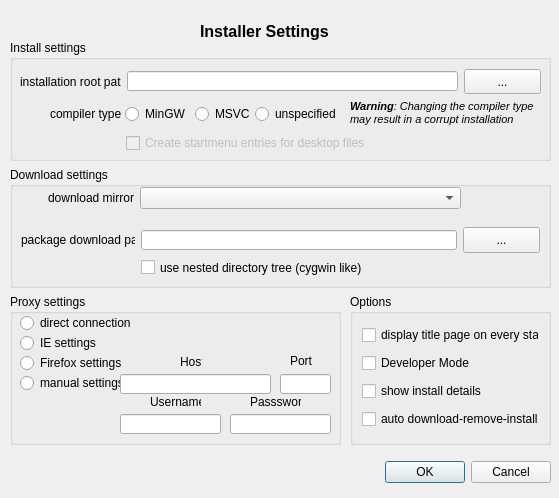
Old version of the form gui/settingspage.ui in the repository KDE/kdewin-installer.
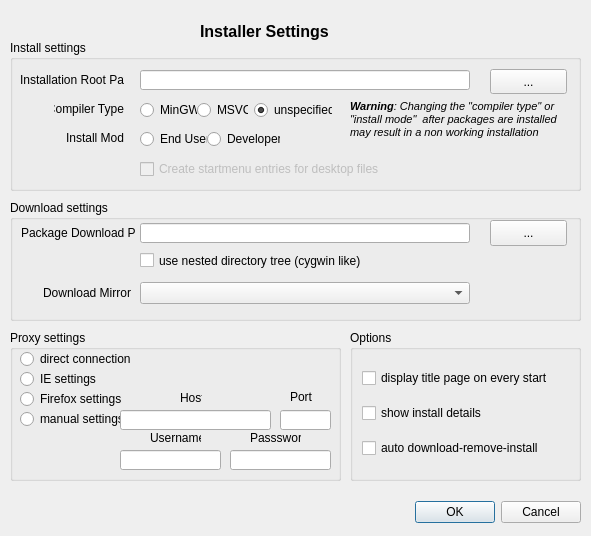
New version of the form.

Commit message: made group boxes from SettingsPage accessable and included in the first run settings pages to avoid duplicated gui definitions, Mirror settings page is still duplicated

```diff
--- a/gui/settingspage.ui
+++ b/gui/settingspage.ui
@@ -5,8 +5,8 @@
    <rect>
     <x>0</x>
     <y>0</y>
-    <width>559</width>
-    <height>498</height>
+    <width>591</width>
+    <height>536</height>
    </rect>
   </property>
   <property name="windowTitle" >
@@ -38,8 +38,8 @@
    <property name="geometry" >
     <rect>
      <x>350</x>
-     <y>294</y>
-     <width>201</width>
+     <y>330</y>
+     <width>231</width>
      <height>151</height>
     </rect>
    </property>
@@ -69,25 +69,6 @@
       </property>
      </widget>
     </item>
-    <item>
-     <widget class="QCheckBox" name="developerMode" >
-      <property name="enabled" >
-       <bool>true</bool>
-      </property>
-      <property name="focusPolicy" >
-       <enum>Qt::ClickFocus</enum>
-      </property>
-      <property name="text" >
-       <string>Developer Mode</string>
-      </property>
-      <property name="checkable" >
-       <bool>true</bool>
-      </property>
-      <property name="checked" >
-       <bool>false</bool>
-      </property>
-     </widget>
-    </item>
     <item>
      <widget class="QCheckBox" name="installDetails" >
       <property name="toolTip" >
@@ -120,7 +101,7 @@
    <property name="geometry" >
     <rect>
      <x>10</x>
-     <y>294</y>
+     <y>330</y>
      <width>331</width>
      <height>151</height>
     </rect>
@@ -279,8 +260,8 @@
   <widget class="QDialogButtonBox" name="buttonBox" >
    <property name="geometry" >
     <rect>
-     <x>360</x>
-     <y>460</y>
+     <x>390</x>
+     <y>500</y>
      <width>191</width>
      <height>25</height>
     </rect>
@@ -297,8 +278,8 @@
     <rect>
      <x>10</x>
      <y>40</y>
-     <width>541</width>
-     <height>121</height>
+     <width>571</width>
+     <height>151</height>
     </rect>
    </property>
    <property name="title" >
@@ -308,21 +289,21 @@
     <property name="geometry" >
      <rect>
       <x>10</x>
-      <y>29</y>
-      <width>101</width>
-      <height>25</height>
+      <y>30</y>
+      <width>104</width>
+      <height>20</height>
      </rect>
     </property>
     <property name="text" >
-     <string>installation root path</string>
+     <string>Installation Root Path</string>
     </property>
    </widget>
    <widget class="QLineEdit" name="rootPathEdit" >
     <property name="geometry" >
      <rect>
-      <x>117</x>
-      <y>31</y>
-      <width>331</width>
+      <x>130</x>
+      <y>30</y>
+      <width>330</width>
       <height>20</height>
      </rect>
     </property>
@@ -330,7 +311,7 @@
    <widget class="QPushButton" name="rootPathSelect" >
     <property name="geometry" >
      <rect>
-      <x>454</x>
+      <x>480</x>
       <y>29</y>
       <width>77</width>
       <height>25</height>
@@ -343,22 +324,25 @@
    <widget class="QLabel" name="label_6" >
     <property name="geometry" >
      <rect>
-      <x>40</x>
-      <y>61</y>
-      <width>71</width>
-      <height>25</height>
+      <x>44</x>
+      <y>62</y>
+      <width>70</width>
+      <height>14</height>
      </rect>
     </property>
     <property name="text" >
-     <string>compiler type</string>
+     <string>Compiler Type</string>
+    </property>
+    <property name="alignment" >
+     <set>Qt::AlignRight|Qt::AlignTrailing|Qt::AlignVCenter</set>
     </property>
    </widget>
    <widget class="QRadioButton" name="compilerMinGW" >
     <property name="geometry" >
      <rect>
-      <x>115</x>
-      <y>65</y>
-      <width>61</width>
+      <x>130</x>
+      <y>61</y>
+      <width>57</width>
       <height>18</height>
      </rect>
     </property>
@@ -369,9 +353,9 @@
    <widget class="QRadioButton" name="compilerMSVC" >
     <property name="geometry" >
      <rect>
-      <x>185</x>
-      <y>65</y>
-      <width>83</width>
+      <x>187</x>
+      <y>61</y>
+      <width>51</width>
       <height>18</height>
      </rect>
     </property>
@@ -380,25 +364,31 @@
     </property>
    </widget>
    <widget class="QRadioButton" name="compilerUnspecified" >
+    <property name="enabled" >
+     <bool>true</bool>
+    </property>
     <property name="geometry" >
      <rect>
-      <x>245</x>
-      <y>65</y>
-      <width>83</width>
+      <x>244</x>
+      <y>61</y>
+      <width>78</width>
       <height>18</height>
      </rect>
     </property>
     <property name="text" >
      <string>unspecified</string>
     </property>
+    <property name="checked" >
+     <bool>true</bool>
+    </property>
    </widget>
    <widget class="QLabel" name="label_7" >
     <property name="geometry" >
      <rect>
       <x>340</x>
-      <y>53</y>
-      <width>191</width>
-      <height>41</height>
+      <y>60</y>
+      <width>231</width>
+      <height>51</height>
      </rect>
     </property>
     <property name="lineWidth" >
@@ -407,12 +397,15 @@
     <property name="text" >
      <string>&lt;html>&lt;head>&lt;meta name="qrichtext" content="1" />&lt;style type="text/css">
 p, li { white-space: pre-wrap; }
-&lt;/style>&lt;/head>&lt;body style=" font-family:'MS Shell Dlg 2'; font-size:8.25pt; font-weight:400; font-style:normal; text-decoration:none;">
-&lt;p style=" margin-top:0px; margin-bottom:0px; margin-left:0px; margin-right:0px; -qt-block-indent:0; text-indent:0px;">&lt;span style=" font-size:8pt; font-weight:600; font-style:italic;">Warning&lt;/span>&lt;span style=" font-size:8pt; font-style:italic;">: Changing the compiler type may result in a corrupt installation &lt;/span>&lt;/p>&lt;/body>&lt;/html></string>
+&lt;/style>&lt;/head>&lt;body style=" font-family:'MS Shell Dlg 2'; font-size:8.25pt; font-weight:400; font-style:normal;">
+&lt;p style=" margin-top:0px; margin-bottom:0px; margin-left:0px; margin-right:0px; -qt-block-indent:0; text-indent:0px; font-size:8pt;">&lt;span style=" font-weight:600; font-style:italic;">Warning&lt;/span>&lt;span style=" font-style:italic;">: Changing the "compiler type" or "install mode"  after packages are installed may result in a non working installation&lt;/span>&lt;/p>&lt;/body>&lt;/html></string>
     </property>
     <property name="scaledContents" >
      <bool>true</bool>
     </property>
+    <property name="alignment" >
+     <set>Qt::AlignLeading|Qt::AlignLeft|Qt::AlignTop</set>
+    </property>
     <property name="wordWrap" >
      <bool>true</bool>
     </property>
@@ -423,9 +416,9 @@
     </property>
     <property name="geometry" >
      <rect>
-      <x>116</x>
-      <y>94</y>
-      <width>336</width>
+      <x>130</x>
+      <y>120</y>
+      <width>340</width>
       <height>18</height>
      </rect>
     </property>
@@ -433,13 +426,64 @@
      <string>Create startmenu entries for desktop files</string>
     </property>
    </widget>
+   <widget class="QRadioButton" name="installModeEndUser" >
+    <property name="geometry" >
+     <rect>
+      <x>130</x>
+      <y>90</y>
+      <width>67</width>
+      <height>18</height>
+     </rect>
+    </property>
+    <property name="text" >
+     <string>End User</string>
+    </property>
+   </widget>
+   <widget class="QRadioButton" name="installModeDeveloper" >
+    <property name="geometry" >
+     <rect>
+      <x>197</x>
+      <y>90</y>
+      <width>73</width>
+      <height>18</height>
+     </rect>
+    </property>
+    <property name="text" >
+     <string>Developer</string>
+    </property>
+    <property name="checked" >
+     <bool>false</bool>
+    </property>
+   </widget>
+   <widget class="QLabel" name="label_11" >
+    <property name="geometry" >
+     <rect>
+      <x>56</x>
+      <y>91</y>
+      <width>58</width>
+      <height>14</height>
+     </rect>
+    </property>
+    <property name="toolTip" >
+     <string>&lt;html>&lt;head>&lt;meta name="qrichtext" content="1" />&lt;style type="text/css">
+p, li { white-space: pre-wrap; }
+&lt;/style>&lt;/head>&lt;body style=" font-family:'MS Shell Dlg 2'; font-size:8.25pt; font-weight:400; font-style:normal;">
+&lt;p style=" margin-top:0px; margin-bottom:0px; margin-left:0px; margin-right:0px; -qt-block-indent:0; text-indent:0px; font-size:8pt;">The install mode determines which paket components are installable. &lt;/p>
+&lt;p style=" margin-top:0px; margin-bottom:0px; margin-left:0px; margin-right:0px; -qt-block-indent:0; text-indent:0px; font-size:8pt;">In &lt;span style=" font-weight:600;">End User mode&lt;/span> only components required for running application are installable, in &lt;span style=" font-weight:600;">Developer mode&lt;/span> development files and sources are installable too.&lt;/p>
+&lt;p style="-qt-paragraph-type:empty; margin-top:0px; margin-bottom:0px; margin-left:0px; margin-right:0px; -qt-block-indent:0; text-indent:0px; font-size:8pt;">&lt;/p>
+&lt;p style=" margin-top:0px; margin-bottom:0px; margin-left:0px; margin-right:0px; -qt-block-indent:0; text-indent:0px; font-size:8pt;">&lt;span style=" font-weight:600;">Warning: &lt;/span>Changing the install mode after packages are already installed may result in a non usable installation&lt;/p>&lt;/body>&lt;/html></string>
+    </property>
+    <property name="text" >
+     <string>Install Mode</string>
+    </property>
+   </widget>
   </widget>
   <widget class="QGroupBox" name="groupBox_3" >
    <property name="geometry" >
     <rect>
      <x>10</x>
-     <y>167</y>
-     <width>541</width>
+     <y>200</y>
+     <width>571</width>
      <height>121</height>
     </rect>
    </property>
@@ -452,9 +496,9 @@
     </property>
     <property name="geometry" >
      <rect>
-      <x>131</x>
-      <y>63</y>
-      <width>316</width>
+      <x>130</x>
+      <y>23</y>
+      <width>330</width>
       <height>20</height>
      </rect>
     </property>
@@ -462,8 +506,8 @@
    <widget class="QCheckBox" name="nestedDownloadTree" >
     <property name="geometry" >
      <rect>
-      <x>131</x>
-      <y>91</y>
+      <x>130</x>
+      <y>51</y>
       <width>316</width>
       <height>19</height>
      </rect>
@@ -485,13 +529,13 @@
     <property name="geometry" >
      <rect>
       <x>11</x>
-      <y>60</y>
+      <y>20</y>
       <width>114</width>
       <height>26</height>
      </rect>
     </property>
     <property name="text" >
-     <string>package download path</string>
+     <string>Package Download Path</string>
     </property>
    </widget>
    <widget class="QPushButton" name="tempPathSelect" >
@@ -500,8 +544,8 @@
     </property>
     <property name="geometry" >
      <rect>
-      <x>453</x>
-      <y>60</y>
+      <x>480</x>
+      <y>20</y>
       <width>77</width>
       <height>26</height>
      </rect>
@@ -514,8 +558,8 @@
     <property name="geometry" >
      <rect>
       <x>130</x>
-      <y>20</y>
-      <width>321</width>
+      <y>82</y>
+      <width>330</width>
       <height>22</height>
      </rect>
     </property>
@@ -523,14 +567,14 @@
    <widget class="QLabel" name="label_8" >
     <property name="geometry" >
      <rect>
-      <x>10</x>
-      <y>18</y>
-      <width>114</width>
+      <x>20</x>
+      <y>80</y>
+      <width>101</width>
       <height>26</height>
      </rect>
     </property>
     <property name="text" >
-     <string>download mirror</string>
+     <string>Download Mirror</string>
     </property>
     <property name="alignment" >
      <set>Qt::AlignRight|Qt::AlignTrailing|Qt::AlignVCenter</set>
```
Left out of the diff: 44 changed lines with no effect on the pictures. The commit also changes 4 other files.
